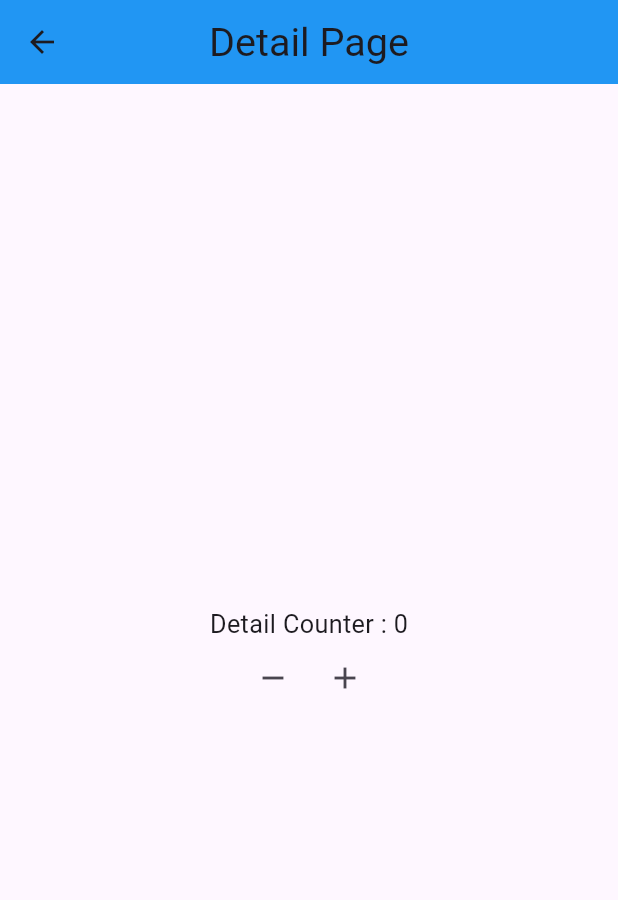
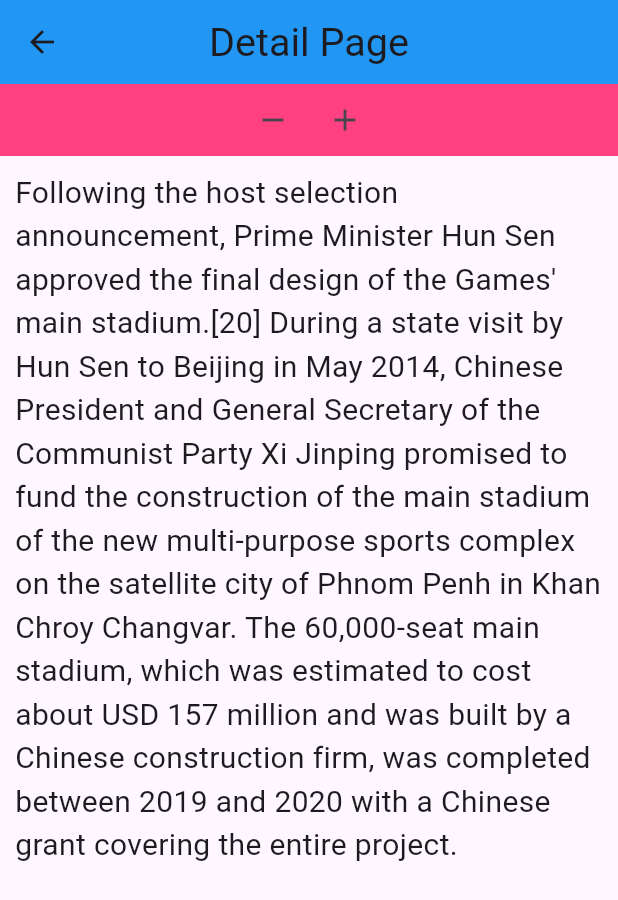
Before and after one commit to makararupp/Wedgit_Flutter, a Flutter app: the screen it shows after launch, after a tap on the "settings" icon, on a phone screen of 412 x 824 dp. Shown: the top 900 px of the screen. Run offline on Flutter 3.47's test engine with Material 3 defaults, Android fonts, the light colour scheme and no system bars; our stand-ins replace font_awesome_flutter.

Commit message:
increase_decrease_font_setState_Provider

```diff
--- a/lib/state_module/pages/state_detail_page.dart
+++ b/lib/state_module/pages/state_detail_page.dart
@@ -19,13 +19,35 @@ class StateDetailPage extends StatelessWidget {
 
     int counter = context.watch<CounterLogic>().counter;
 
+    return Column(
+        mainAxisAlignment: MainAxisAlignment.start,
+        children: [
+          _buildMenu(context),
+          Expanded(
+            child: SingleChildScrollView(
+              child: Container(
+                padding: EdgeInsets.all(10.0),
+                child: Text(
+                  "Following the host selection announcement, "
+                    "Prime Minister Hun Sen approved the final design of the Games' main stadium."
+                    "[20] During a state visit by Hun Sen to Beijing in May 2014, Chinese President "
+                    "and General Secretary of the Communist Party Xi Jinping promised to fund the construction "
+                    "of the main stadium of the new multi-purpose sports complex on the satellite city of Phnom Penh in Khan Chroy Changvar."
+                    " The 60,000-seat main stadium, which was estimated to cost about USD 157 million and was built by a Chinese construction firm,"
+                    " was completed between 2019 and 2020 with a Chinese grant covering the entire project.",
+                  style: TextStyle(fontSize: 20 + counter.toDouble()),
+                ),
+              ),
+            ),
+          ),
+        ],
+      );
+  }
+
+  Widget _buildMenu(BuildContext context){
    return Container(
-      alignment: Alignment.topCenter,
-      child: Column(
-        mainAxisAlignment: MainAxisAlignment.center,
-        children: [
-          Text("Detail Counter : $counter"),
-          Row(
+     color: Colors.pinkAccent,
+     child: Row(
         mainAxisAlignment: MainAxisAlignment.center,
         children: [
           IconButton(onPressed: () {
@@ -40,8 +62,6 @@ class StateDetailPage extends StatelessWidget {
           ),
         ],
       ),
-        ],
-      ),
    );
   }
 }
--- a/lib/state_module/pages/text_widget.dart
+++ b/lib/state_module/pages/text_widget.dart
@@ -6,9 +6,18 @@ class TextWidget extends StatelessWidget {
   @override
   Widget build(BuildContext context) {
     int counter = context.watch<CounterLogic>().counter;
-    return Container(
-      alignment: Alignment.center,
-      child: Text("Counter : $counter"),
+    return SingleChildScrollView(
+      child: Container(
+        alignment: Alignment.topCenter,
+        padding: EdgeInsets.all(10.0),
+        child: Text("The 2023 Southeast Asian Games (Khmer: ការប្រកួតកីឡាប្រជាជាតិអាស៊ីអាគ្នេយ៍២០២៣,"
+            " UNGEGN: Kar Brâkuŏt Keila Brâchéachéatĕ Asi Aknéy 2023), also known as the 32nd "
+            "Southeast Asian Games, or the 32nd SEA Games, and commonly known as Cambodia 2023,"
+            " were the 32nd edition of the Southeast Asian Games, a biennial sports multi-sport "
+            "event which was held from 5 to 17 May 2023 in Phnom Penh, Cambodia."
+        , style: TextStyle(fontSize: 20 + counter.toDouble()),
+        ),
+      ),
     );
   }
 }
```
Also changed, not shown: assets/images/increase_decrease_font.png (added), 1 other file. Lines whose indentation alone changed are shown as unchanged.
